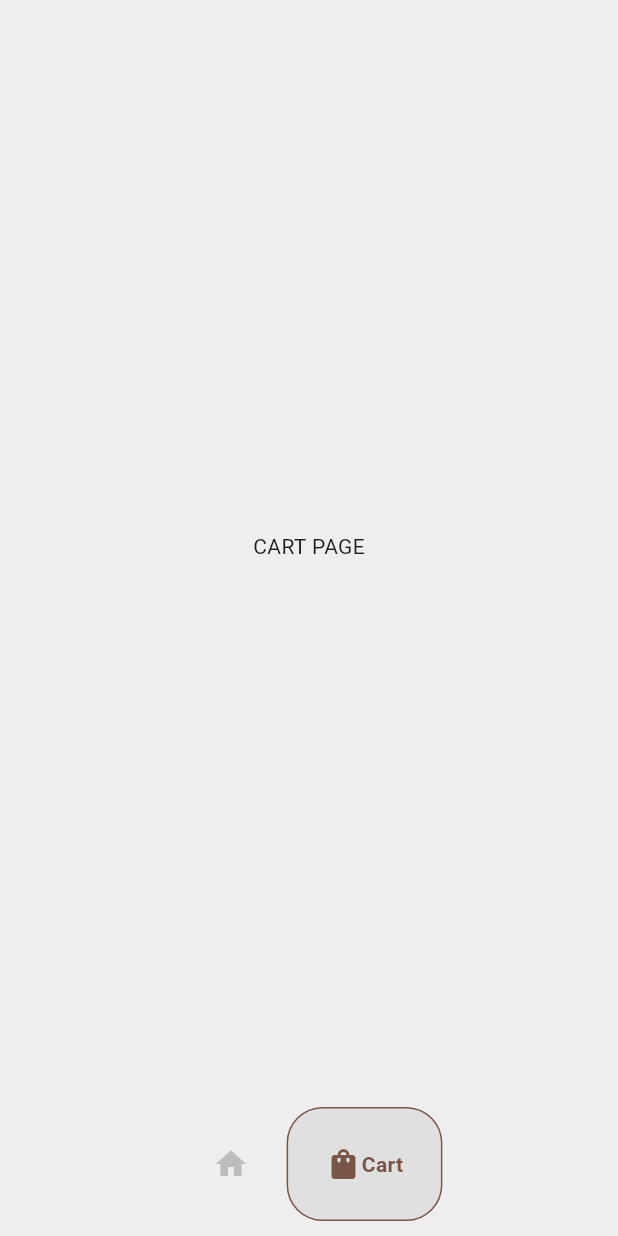
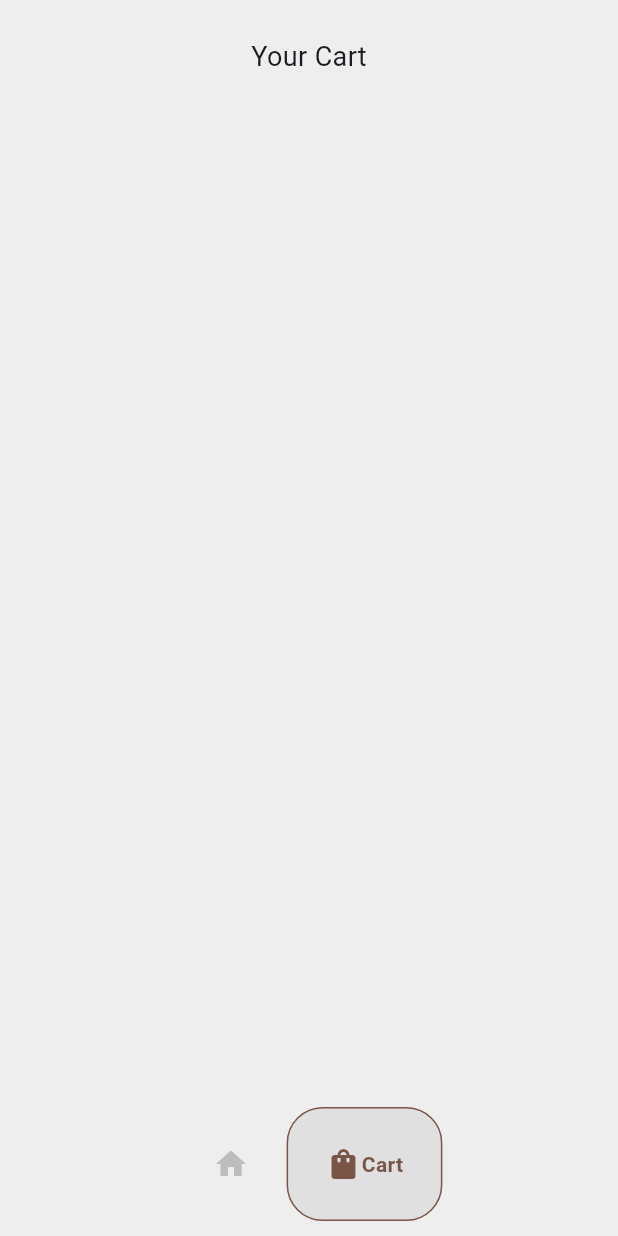
Before and after one commit to Jeffrey-joe-mathews/CoffeeShopApp, a Flutter app: the screen it shows after launch, item 2 of the bottom bar chosen, on a phone screen of 412 x 824 dp. Run offline on Flutter 3.47's test engine with Material 3 defaults, Android fonts, the phone set to English and light mode, and no system bars; drawn by our look-alikes of google_nav_bar.

Commit message:
added the cart functionality

```diff
--- a/lib/components/coffee_tile.dart
+++ b/lib/components/coffee_tile.dart
@@ -5,7 +5,8 @@ class CoffeeTile extends StatelessWidget {
 
   final Coffee coffee;
   void Function()? onPressed;
-  CoffeeTile({super.key, required this.coffee, required this.onPressed});
+  final Widget icon;
+  CoffeeTile({super.key, required this.coffee, required this.onPressed, required this.icon});
 
   @override
   Widget build(BuildContext context) {
@@ -20,7 +21,7 @@ class CoffeeTile extends StatelessWidget {
         leading: Image.asset(coffee.imagePath),
         title: Text(coffee.name),
         subtitle: Text(coffee.price.toString()),
-        trailing: IconButton(onPressed: onPressed, icon: Icon(Icons.add_box)),
+        trailing: IconButton(onPressed: onPressed, icon: icon),
       ),
     );
   }
--- a/lib/models/coffee_shop.dart
+++ b/lib/models/coffee_shop.dart
@@ -50,6 +50,7 @@ class CoffeeShop extends ChangeNotifier{
   // remove item from cart
   void removeItem (Coffee coffee) {
     _userCart.remove(coffee);
+    notifyListeners();
   }
 
 }
--- a/lib/pages/cart_page.dart
+++ b/lib/pages/cart_page.dart
@@ -1,4 +1,8 @@
 import 'package:flutter/material.dart';
+import 'package:provider/provider.dart';
+import 'package:todo_flutter/components/coffee_tile.dart';
+import 'package:todo_flutter/models/coffee.dart';
+import 'package:todo_flutter/models/coffee_shop.dart';
 
 class CartPage extends StatefulWidget {
   const CartPage({super.key});
@@ -8,10 +12,40 @@ class CartPage extends StatefulWidget {
 }
 
 class _CartPageState extends State<CartPage> {
+
+  // remove items from cart
+  void removeFromCart (Coffee coffee) {
+    Provider.of<CoffeeShop>(context, listen: false).removeItem(coffee);
+  }
+
   @override
   Widget build(BuildContext context) {
-    return Center(
-      child: Text("CART PAGE"),
-    );
+    return Consumer<CoffeeShop>(builder:(context, value, child) => SafeArea(
+      child: Padding(
+        padding: const EdgeInsets.all(25.0),
+        child: Column(
+          children:[
+
+            // heading
+            Text("Your Cart",style: TextStyle(fontSize: 18),),
+
+            // list of items
+            Expanded(child: ListView.builder(
+              itemCount: value.userCart.length,
+              itemBuilder:(context, index) {
+              // get individual cart item
+              Coffee eachCoffee = value.userCart[index];
+              // return coffee tile
+              return CoffeeTile(
+                coffee: eachCoffee,
+                onPressed:() => removeFromCart(eachCoffee),
+                icon: Icon(Icons.delete)
+              );
+            },))
+
+          ],
+        ),
+      ),
+    ),);
   }
 }
--- a/lib/pages/shop_page.dart
+++ b/lib/pages/shop_page.dart
@@ -39,6 +39,7 @@ class _ShopPageState extends State<ShopPage> {
                   // create a tile for each coffee
                   return CoffeeTile(
                     coffee: eachCoffee,
+                    icon: Icon(Icons.add_box),
                     onPressed:() => addToCart(eachCoffee),
                   );
                 },)
```
